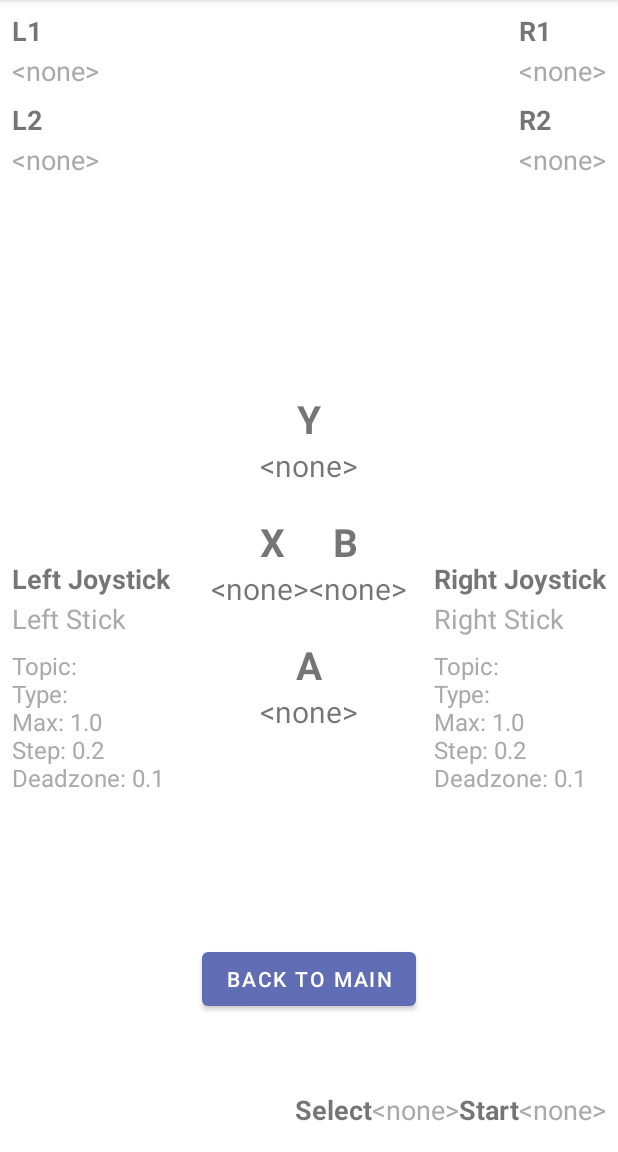
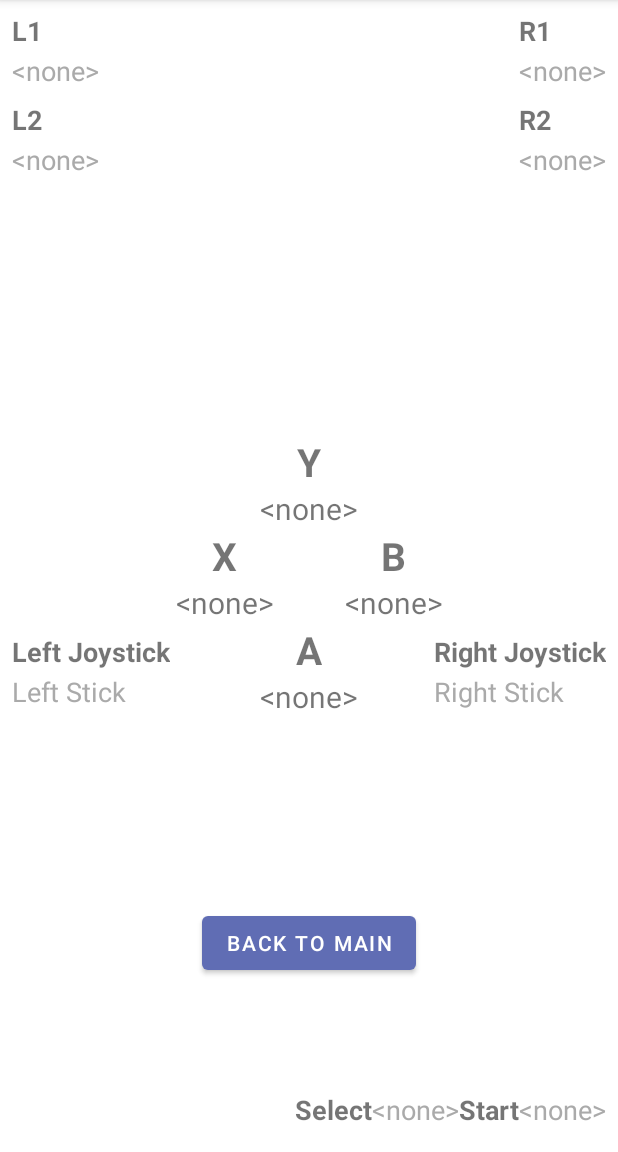
Before and after one commit to WinstonHar/Ros2BridgeMobile, an Android app built with Jetpack Compose: the ControllerOverviewActivity screen opened directly, with no data from a screen before it, on a phone screen of 412 x 824 dp, the part 84-1236 px from its top. Run offline under Robolectric (Android 15) with nearby library versions, the phone set to English and light mode, and no system bars; libraries missing offline, so code that uses them is left out: org.yaml.snakeyaml.

Commit message:
adjusted spacing

```diff
--- a/app/src/main/java/com/example/testros2jsbridge/ControllerOverviewActivity.kt
+++ b/app/src/main/java/com/example/testros2jsbridge/ControllerOverviewActivity.kt
@@ -127,11 +127,8 @@ class ControllerOverviewActivity : AppCompatActivity() {
             "A" to findViewById<TextView>(R.id.label_a)
         )
         abxyLabels.forEach { (key, tv) ->
-            val action = assignments["Button $key"]
             tv.text = key
-            tv.setOnClickListener {
-                showActionDetails(action, tv)
-            }
+            tv.setOnClickListener(null)
         }
         // Populate ABXY assignment and message fields
         val abxyAssignmentIds = mapOf(
@@ -140,21 +137,14 @@ class ControllerOverviewActivity : AppCompatActivity() {
             "B" to R.id.assignment_b,
             "A" to R.id.assignment_a
         )
-        val abxyMsgIds = mapOf(
-            "Y" to R.id.msg_y,
-            "X" to R.id.msg_x,
-            "B" to R.id.msg_b,
-            "A" to R.id.msg_a
-        )
+
         abxyAssignmentIds.forEach { (key, id) ->
             val tv = findViewById<TextView>(id)
             val action = assignments["Button $key"]
             tv.text = action?.displayName ?: "<none>"
-        }
-        abxyMsgIds.forEach { (key, id) ->
-            val tv = findViewById<TextView>(id)
-            val action = assignments["Button $key"]
-            tv.text = action?.msg ?: ""
+            tv.setOnClickListener {
+                showActionDetails(action, tv)
+            }
         }
 
         // Triggers
@@ -169,15 +159,6 @@ class ControllerOverviewActivity : AppCompatActivity() {
         val rightJoystick = joystickMappings.getOrNull(1)
         setJoystickAssignment(R.id.assignment_left_joystick, leftJoystick)
         setJoystickAssignment(R.id.assignment_right_joystick, rightJoystick)
-        // Populate joystick info fields
-        val leftInfoTv = findViewById<TextView>(R.id.info_left_joystick)
-        val rightInfoTv = findViewById<TextView>(R.id.info_right_joystick)
-        leftInfoTv.text = leftJoystick?.let {
-            "Topic: ${it.topic}\nType: ${it.type}\nMax: ${it.max}\nStep: ${it.step}\nDeadzone: ${it.deadzone}"
-        } ?: ""
-        rightInfoTv.text = rightJoystick?.let {
-            "Topic: ${it.topic}\nType: ${it.type}\nMax: ${it.max}\nStep: ${it.step}\nDeadzone: ${it.deadzone}"
-        } ?: ""
 
         // Select/Start
         setAssignmentLabel(R.id.assignment_select, assignments["Select"])
--- a/app/src/main/res/layout/activity_controller_overview.xml
+++ b/app/src/main/res/layout/activity_controller_overview.xml
@@ -46,13 +46,6 @@
         app:layout_constraintBottom_toBottomOf="parent">
         <TextView android:id="@+id/label_left_joystick" android:text="Left Joystick" style="@style/TriggerLabel" android:layout_width="wrap_content" android:layout_height="wrap_content" android:textSize="18sp" />
         <TextView android:id="@+id/assignment_left_joystick" style="@style/AssignmentLabel" android:layout_width="wrap_content" android:layout_height="wrap_content" android:textSize="18sp" />
-        <TextView
-            android:id="@+id/info_left_joystick"
-            android:text=""
-            android:textSize="16sp"
-            android:textColor="@android:color/darker_gray"
-            android:layout_width="wrap_content"
-            android:layout_height="wrap_content" />
     </LinearLayout>
 
     <!-- Center right: Right joystick assignment -->
@@ -67,26 +60,19 @@
         app:layout_constraintBottom_toBottomOf="parent">
         <TextView android:id="@+id/label_right_joystick" android:text="Right Joystick" style="@style/TriggerLabel" android:layout_width="wrap_content" android:layout_height="wrap_content" android:textSize="18sp" />
         <TextView android:id="@+id/assignment_right_joystick" style="@style/AssignmentLabel" android:layout_width="wrap_content" android:layout_height="wrap_content" android:textSize="18sp" />
-        <TextView
-            android:id="@+id/info_right_joystick"
-            android:text=""
-            android:textSize="16sp"
-            android:textColor="@android:color/darker_gray"
-            android:layout_width="wrap_content"
-            android:layout_height="wrap_content" />
     </LinearLayout>
 
-    <!-- Center: ABXY labels in plus pattern -->
     <androidx.constraintlayout.widget.ConstraintLayout
         android:id="@+id/abxy_container"
-        android:layout_width="wrap_content"
+        android:layout_width="match_parent"
         android:layout_height="wrap_content"
         app:layout_constraintTop_toTopOf="parent"
         app:layout_constraintBottom_toBottomOf="parent"
         app:layout_constraintStart_toStartOf="parent"
         app:layout_constraintEnd_toEndOf="parent"
         app:layout_constraintVertical_bias="0.5">
-        <!-- Y Button -->
+
+        <!-- Y Button (Top, centered) -->
         <TextView
             android:id="@+id/label_y"
             android:text="Y"
@@ -97,6 +83,7 @@
             app:layout_constraintTop_toTopOf="parent"
             app:layout_constraintStart_toStartOf="parent"
             app:layout_constraintEnd_toEndOf="parent" />
+
         <TextView
             android:id="@+id/assignment_y"
             android:text="none"
@@ -106,18 +93,8 @@
             app:layout_constraintTop_toBottomOf="@id/label_y"
             app:layout_constraintStart_toStartOf="parent"
             app:layout_constraintEnd_toEndOf="parent" />
-        <TextView
-            android:id="@+id/msg_y"
-            android:text=""
-            android:textSize="14sp"
-            android:textColor="@android:color/darker_gray"
-            android:layout_width="wrap_content"
-            android:layout_height="wrap_content"
-            app:layout_constraintTop_toBottomOf="@id/assignment_y"
-            app:layout_constraintStart_toStartOf="parent"
-            app:layout_constraintEnd_toEndOf="parent" />
 
-        <!-- X Button -->
+        <!-- X and B horizontal chain with fixed spacer -->
         <TextView
             android:id="@+id/label_x"
             android:text="X"
@@ -125,9 +102,32 @@
             android:textStyle="bold"
             android:layout_width="wrap_content"
             android:layout_height="wrap_content"
-            app:layout_constraintTop_toBottomOf="@id/msg_y"
-            app:layout_constraintEnd_toStartOf="@id/label_b"
+            app:layout_constraintTop_toBottomOf="@id/assignment_y"
+            app:layout_constraintEnd_toStartOf="@id/x_b_spacer"
+            app:layout_constraintHorizontal_chainStyle="packed"
             app:layout_constraintStart_toStartOf="parent" />
+
+        <View
+            android:id="@+id/x_b_spacer"
+            android:layout_width="96dp"
+            android:layout_height="0dp"
+            app:layout_constraintTop_toTopOf="@id/label_x"
+            app:layout_constraintBottom_toBottomOf="@id/label_x"
+            app:layout_constraintStart_toEndOf="@id/label_x"
+            app:layout_constraintEnd_toStartOf="@id/label_b" />
+
+        <TextView
+            android:id="@+id/label_b"
+            android:text="B"
+            android:textSize="26sp"
+            android:textStyle="bold"
+            android:layout_width="wrap_content"
+            android:layout_height="wrap_content"
+            app:layout_constraintTop_toBottomOf="@id/assignment_y"
+            app:layout_constraintStart_toEndOf="@id/x_b_spacer"
+            app:layout_constraintEnd_toEndOf="parent" />
+
+        <!-- X assignment -->
         <TextView
             android:id="@+id/assignment_x"
             android:text="none"
@@ -135,30 +135,10 @@
             android:layout_width="wrap_content"
             android:layout_height="wrap_content"
             app:layout_constraintTop_toBottomOf="@id/label_x"
-            app:layout_constraintStart_toStartOf="parent"
-            app:layout_constraintEnd_toStartOf="@id/assignment_b" />
-        <TextView
-            android:id="@+id/msg_x"
-            android:text=""
-            android:textSize="14sp"
-            android:textColor="@android:color/darker_gray"
-            android:layout_width="wrap_content"
-            android:layout_height="wrap_content"
-            app:layout_constraintTop_toBottomOf="@id/assignment_x"
-            app:layout_constraintStart_toStartOf="parent"
-            app:layout_constraintEnd_toStartOf="@id/msg_b" />
+            app:layout_constraintStart_toStartOf="@id/label_x"
+            app:layout_constraintEnd_toEndOf="@id/label_x" />
 
-        <!-- B Button -->
-        <TextView
-            android:id="@+id/label_b"
-            android:text="B"
-            android:textSize="26sp"
-            android:textStyle="bold"
-            android:layout_width="wrap_content"
-            android:layout_height="wrap_content"
-            app:layout_constraintTop_toBottomOf="@id/msg_y"
-            app:layout_constraintStart_toEndOf="@id/label_x"
-            app:layout_constraintEnd_toEndOf="parent" />
+        <!-- B assignment -->
         <TextView
             android:id="@+id/assignment_b"
             android:text="none"
@@ -166,20 +146,10 @@
             android:layout_width="wrap_content"
             android:layout_height="wrap_content"
             app:layout_constraintTop_toBottomOf="@id/label_b"
-            app:layout_constraintStart_toEndOf="@id/assignment_x"
-            app:layout_constraintEnd_toEndOf="parent" />
-        <TextView
-            android:id="@+id/msg_b"
-            android:text=""
-            android:textSize="14sp"
-            android:textColor="@android:color/darker_gray"
-            android:layout_width="wrap_content"
-            android:layout_height="wrap_content"
-            app:layout_constraintTop_toBottomOf="@id/assignment_b"
-            app:layout_constraintStart_toEndOf="@id/msg_x"
-            app:layout_constraintEnd_toEndOf="parent" />
+            app:layout_constraintStart_toStartOf="@id/label_b"
+            app:layout_constraintEnd_toEndOf="@id/label_b" />
 
-        <!-- A Button -->
+        <!-- A Button (Bottom, centered below X and B) -->
         <TextView
             android:id="@+id/label_a"
             android:text="A"
@@ -187,9 +157,10 @@
             android:textStyle="bold"
             android:layout_width="wrap_content"
             android:layout_height="wrap_content"
-            app:layout_constraintTop_toBottomOf="@id/msg_x"
+            app:layout_constraintTop_toBottomOf="@id/assignment_x"
             app:layout_constraintStart_toStartOf="parent"
             app:layout_constraintEnd_toEndOf="parent" />
+
         <TextView
             android:id="@+id/assignment_a"
             android:text="none"
@@ -197,16 +168,6 @@
             android:layout_width="wrap_content"
             android:layout_height="wrap_content"
             app:layout_constraintTop_toBottomOf="@id/label_a"
-            app:layout_constraintStart_toStartOf="parent"
-            app:layout_constraintEnd_toEndOf="parent" />
-        <TextView
-            android:id="@+id/msg_a"
-            android:text=""
-            android:textSize="14sp"
-            android:textColor="@android:color/darker_gray"
-            android:layout_width="wrap_content"
-            android:layout_height="wrap_content"
-            app:layout_constraintTop_toBottomOf="@id/assignment_a"
             app:layout_constraintStart_toStartOf="parent"
             app:layout_constraintEnd_toEndOf="parent" />
 
```
Also changed, not shown: 2 other files.
